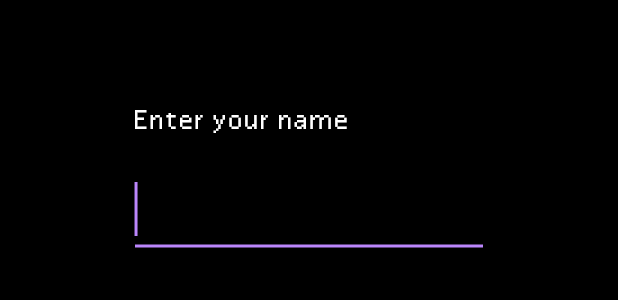
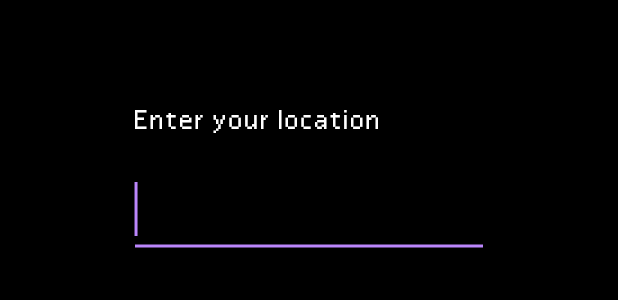
Before and after one commit to alexandlazaris/FFVII-GUI, a Flutter app: the CreateNewGame widget shown alone on an empty page, opened directly, on a phone screen of 412 x 824 dp. Shown: the part 390-690 px from the top of the screen. Run offline on Flutter 3.47's test engine with Material 3 defaults, Android fonts, the phone set to English and light mode, and no system bars; our stand-ins replace dio, flutter_riverpod, package_info_plus; missing offline and left inert: custom_mouse_cursor, widgetbook, widgetbook_annotation.

Commit message:
feat: UI for new game dialogs

```diff
--- a/lib/main.dart
+++ b/lib/main.dart
@@ -1,6 +1,7 @@
 import 'package:ffvii_app/version_widget.dart';
 import 'package:ffvii_app/widgets/general/custom_cursor.dart';
 import 'package:ffvii_app/widgets/start/create_new_game.dart';
+import 'package:ffvii_app/widgets/start/create_party_for_save.dart';
 import 'package:ffvii_app/widgets/start/new_game.dart';
 import 'package:ffvii_app/pages/saves_page.dart';
 import 'package:flutter/material.dart';
--- a/lib/widgets/start/create_new_game.dart
+++ b/lib/widgets/start/create_new_game.dart
@@ -1,23 +1,40 @@
+import 'package:ffvii_app/models/save.dart';
+import 'package:ffvii_app/providers/saves_provider.dart';
 import 'package:ffvii_app/widgets/general/window_layout.dart';
+import 'package:ffvii_app/widgets/start/create_party_for_save.dart';
 import 'package:flutter/material.dart';
+import 'package:flutter_riverpod/flutter_riverpod.dart';
 
-class CreateNewGame extends StatelessWidget {
+class CreateNewGame extends ConsumerStatefulWidget {
   const CreateNewGame({super.key});
 
   @override
+  ConsumerState<CreateNewGame> createState() => _CreateNewGameState();
+}
+
+class _CreateNewGameState extends ConsumerState<CreateNewGame> {
+  final TextEditingController _locationController = TextEditingController();
+  bool isLoading = false;
+
+  @override
+  void dispose() {
+    _locationController.dispose();
+    super.dispose();
+  }
+
+  @override
   Widget build(BuildContext context) {
-    TextEditingController _controller = TextEditingController();
     return AlertDialog(
       title: const Text(
-        'Enter your name',
+        'Enter your location',
         style: TextStyle(color: Colors.white, fontSize: 24),
       ),
       content: TextField(
-        controller: _controller,
-        autofocus: true, //
-        style: TextStyle(color: Colors.white, fontSize: 24),
+        controller: _locationController,
+        autofocus: true,
+        style: const TextStyle(color: Colors.white, fontSize: 24),
       ),
-      actions: <Widget>[
+      actions: [
         TextButton(
           onPressed: () => Navigator.pop(context),
           child: const Text(
@@ -26,11 +43,48 @@ class CreateNewGame extends StatelessWidget {
           ),
         ),
         TextButton(
-          onPressed: () => Navigator.pop(context, _controller.text),
-          child: const Text(
-            'Start',
-            style: TextStyle(color: Colors.white, fontSize: 24),
-          ),
+          onPressed: isLoading
+              ? null
+              : () async {
+                  final location = _locationController.text;
+                  setState(() => isLoading = true);
+
+                  try {
+                    // call your AsyncNotifier and get saved object
+                    print("creating a new save with this location: $location");
+                    final newSave = await ref
+                        .read(createSaveProvider.notifier)
+                        .createSave(location);
+                    // .createParty(CreateSave(location: location));
+
+                    final newSaveId = newSave.id;
+
+                    // close this dialog
+                    Navigator.of(context).pop();
+
+                    // open next dialog
+                    showDialog(
+                      context: context,
+                      builder: (_) => CreatePartyForSave(saveId: newSaveId),
+                    );
+                  } catch (e) {
+                    ScaffoldMessenger.of(
+                      context,
+                    ).showSnackBar(SnackBar(content: Text('Error: $e')));
+                  } finally {
+                    if (mounted) setState(() => isLoading = false);
+                  }
+                },
+          child: isLoading
+              ? const SizedBox(
+                  width: 20,
+                  height: 20,
+                  child: CircularProgressIndicator(strokeWidth: 2),
+                )
+              : const Text(
+                  'Start',
+                  style: TextStyle(color: Colors.white, fontSize: 24),
+                ),
         ),
       ],
     );
```
Also changed, not shown: lib/widgets/start/create_party_for_save.dart (added, +45 -0 lines).
